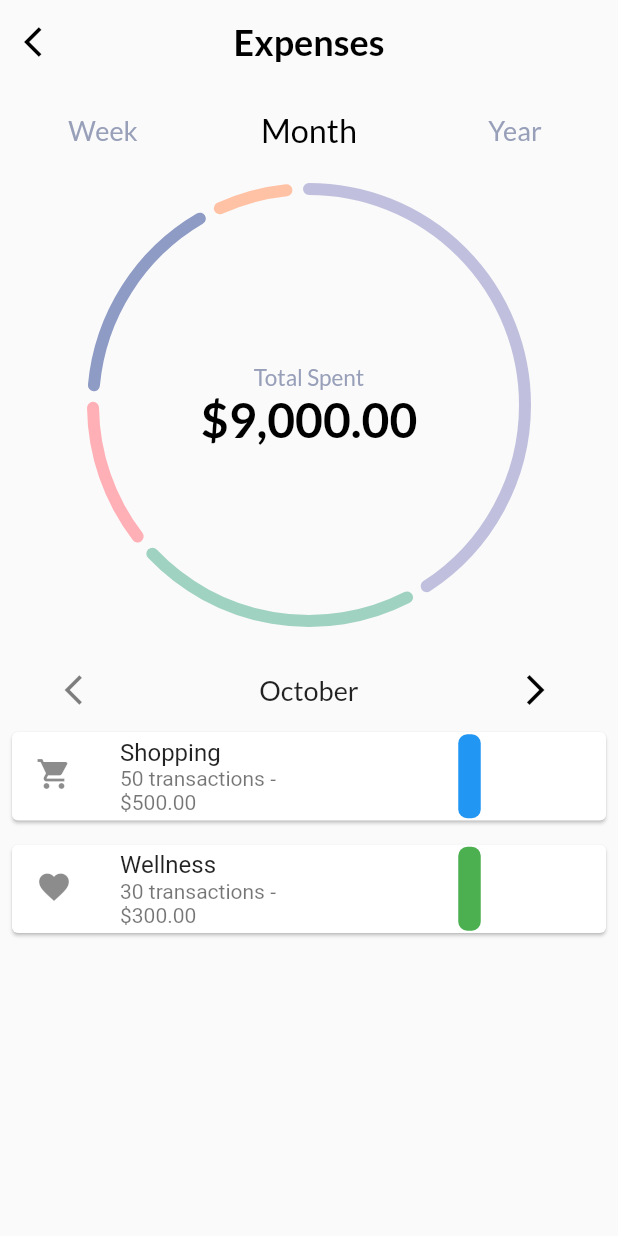
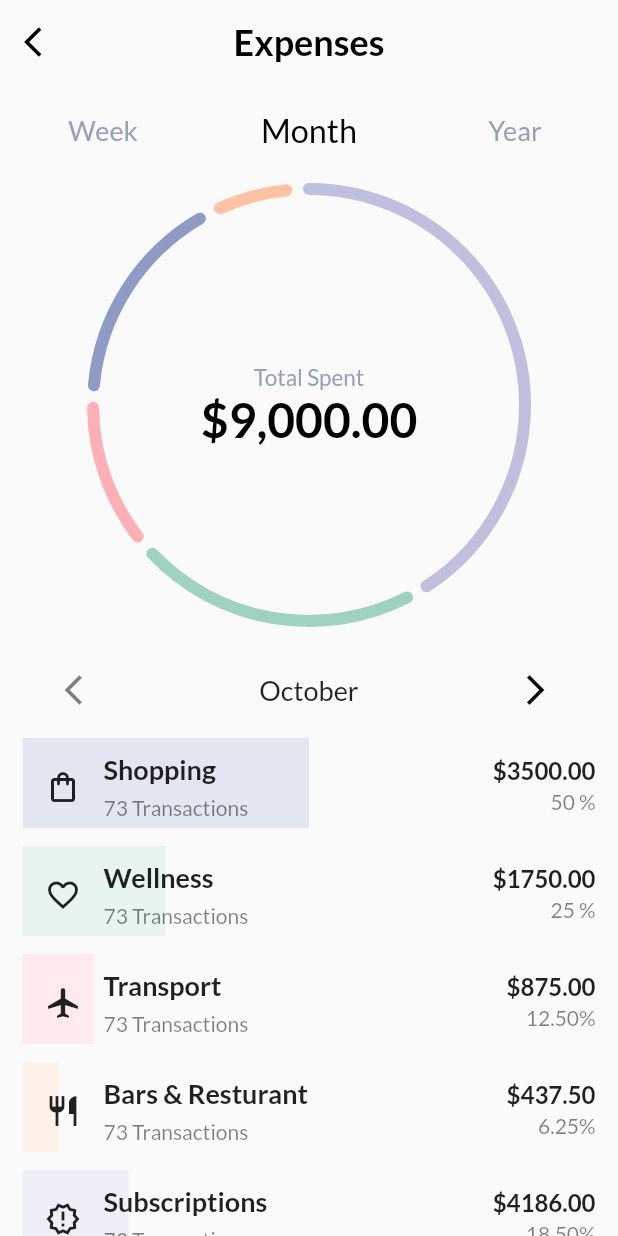
Before and after one commit to vintx64/flutter_replicate_card_transaction, a Flutter app: the screen it shows after launch, after a tap on the "arrow forward ios" icon, on a phone screen of 412 x 824 dp. Run offline on Flutter 3.47's test engine with Material 2 defaults, Android fonts, the phone set to English and light mode, and no system bars; drawn by our look-alikes of fl_chart.

Commit message:
adding Custom painter

```diff
--- a/lib/features/home/presentation/views/widgets/custom_bar_chart.dart
+++ b/lib/features/home/presentation/views/widgets/custom_bar_chart.dart
@@ -1,10 +1,10 @@
 import 'package:flutter/material.dart';
-import 'package:fl_chart/fl_chart.dart';
+import 'package:flutter_replicate_card_transaction/constants.dart';
 
 class ExpenseChartWidget extends StatelessWidget {
   final List<Expense> expenses;
 
-  ExpenseChartWidget({required this.expenses});
+  const ExpenseChartWidget({super.key, required this.expenses});
 
   @override
   Widget build(BuildContext context) {
@@ -13,36 +13,68 @@ class ExpenseChartWidget extends StatelessWidget {
         itemCount: expenses.length,
         itemBuilder: (context, index) {
           final expense = expenses[index];
-          return Card(
-            margin: EdgeInsets.all(8.0),
-            child: ListTile(
-              leading: Icon(expense.icon),
-              title: Text(expense.title),
-              subtitle: Text(
-                  '${expense.transactions} transactions - \$${expense.price.toStringAsFixed(2)}'),
-              trailing: SizedBox(
-                width: 150, // Adjust as needed
-                child: BarChart(
-                  BarChartData(
-                    titlesData: FlTitlesData(
-                      leftTitles: SideTitles(showTitles: false),
-                      bottomTitles: SideTitles(showTitles: false),
+          return Padding(
+            padding: const EdgeInsets.only(left: 15, right: 15, top: 12),
+            child: CustomPaint(
+              painter: ExpensePainter(expense.percentage, expense.color),
+              child: SizedBox(
+                height: 60,
+                child: Row(
+                  children: [
+                    Padding(
+                      padding: const EdgeInsets.only(left: 15, top: 5),
+                      child: Icon(expense.icon),
                     ),
-                    borderData: FlBorderData(show: false),
-                    barGroups: [
-                      BarChartGroupData(
-                        x: 0,
-                        barRods: [
-                          BarChartRodData(
-                            y: expense.percentage,
-                            colors: [expense.color],
-                            width: 15,
-                            borderRadius: BorderRadius.circular(6),
+                    Column(
+                      crossAxisAlignment: CrossAxisAlignment.start,
+                      children: [
+                        Padding(
+                          padding: const EdgeInsets.only(top: 10, left: 15),
+                          child: Text(
+                            expense.title,
+                            style: const TextStyle(
+                                fontFamily: kLatoBold, fontSize: 18),
                           ),
-                        ],
-                      ),
-                    ],
-                  ),
+                        ),
+                        Padding(
+                          padding: const EdgeInsets.only(top: 6, left: 15),
+                          child: Text(
+                            '${expense.transactions} Transactions',
+                            style: TextStyle(
+                                fontFamily: kLatoRegular,
+                                fontSize: 14,
+                                color: Colors.black.withOpacity(0.5)),
+                          ),
+                        ),
+                      ],
+                    ),
+                    const Spacer(),
+                    Column(
+                      crossAxisAlignment: CrossAxisAlignment.end,
+                      children: [
+                        Padding(
+                          padding: const EdgeInsets.only(top: 12),
+                          child: Text(
+                            '\$${expense.price.toStringAsFixed(2)}',
+                            textAlign: TextAlign.right,
+                            style: const TextStyle(
+                                fontFamily: kLatoBold, fontSize: 16),
+                          ),
+                        ),
+                        Padding(
+                          padding: const EdgeInsets.only(top: 3),
+                          child: Text(
+                            '${expense.percentage.toStringAsFixed(2).replaceAll('.00', ' ')}%',
+                            textAlign: TextAlign.right,
+                            style: TextStyle(
+                                fontFamily: kLatoRegular,
+                                fontSize: 14,
+                                color: Colors.black.withOpacity(0.5)),
+                          ),
+                        ),
+                      ],
+                    ),
+                  ],
                 ),
               ),
             ),
@@ -70,3 +102,25 @@ class Expense {
     required this.price,
   });
 }
+
+class ExpensePainter extends CustomPainter {
+  final double fillPercentage;
+  final Color color;
+
+  ExpensePainter(this.fillPercentage, this.color);
+
+  @override
+  void paint(Canvas canvas, Size size) {
+    final paint = Paint()..color = color;
+    final rect = Rect.fromPoints(
+      const Offset(0, 0),
+      Offset(size.width * fillPercentage / 100, size.height), // Divide by 100
+    );
+    canvas.drawRect(rect, paint);
+  }
+
+  @override
+  bool shouldRepaint(covariant CustomPainter oldDelegate) {
+    return false;
+  }
+}
--- a/lib/features/home/presentation/views/widgets/expenses_view_body.dart
+++ b/lib/features/home/presentation/views/widgets/expenses_view_body.dart
@@ -12,8 +12,8 @@ class ExpensesViewBody extends StatelessWidget {
   Widget build(BuildContext context) {
     return Column(
       children: [
-        CustomTabBar(),
-        Padding(
+        const CustomTabBar(),
+        const Padding(
           padding: EdgeInsets.only(top: 90, bottom: 90),
           child: SizedBox(
             height: 160,
@@ -21,7 +21,7 @@ class ExpensesViewBody extends StatelessWidget {
             child: CustomPieChart(),
           ),
         ),
-        SizedBox(
+        const SizedBox(
           height: 40,
           width: 350,
           child: MonthScroll(),
@@ -29,20 +29,44 @@ class ExpensesViewBody extends StatelessWidget {
         ExpenseChartWidget(
           expenses: [
             Expense(
-              icon: Icons.shopping_cart,
+              icon: Icons.shopping_bag_outlined,
               title: 'Shopping',
-              percentage: 55.0, // Customize percentage
-              color: Colors.blue,
-              transactions: 50, // Customize transactions count
-              price: 500.0, // Customize price
+              percentage: 50,
+              color: const Color.fromRGBO(227, 230, 241, 1),
+              transactions: 73,
+              price: 3500.0,
             ),
             Expense(
-              icon: Icons.favorite,
+              icon: Icons.favorite_border_outlined,
               title: 'Wellness',
-              percentage: 0.08, // Customize percentage
-              color: Colors.green,
-              transactions: 30, // Customize transactions count
-              price: 300.0, // Customize price
+              percentage: 25,
+              color: const Color.fromRGBO(231, 244, 239, 1),
+              transactions: 73,
+              price: 1750.0,
+            ),
+            Expense(
+              icon: Icons.airplanemode_active_outlined,
+              title: 'Transport',
+              percentage: 12.5,
+              color: const Color.fromRGBO(255, 235, 237, 1),
+              transactions: 73,
+              price: 875.0,
+            ),
+            Expense(
+              icon: Icons.restaurant_outlined,
+              title: 'Bars & Resturant',
+              percentage: 6.25,
+              color: const Color.fromRGBO(255, 240, 233, 1),
+              transactions: 73,
+              price: 437.50,
+            ),
+            Expense(
+              icon: Icons.new_releases_outlined,
+              title: 'Subscriptions',
+              percentage: 18.5,
+              color: const Color.fromRGBO(239, 239, 247, 1),
+              transactions: 73,
+              price: 4186.0,
             ),
           ],
         ),
```
